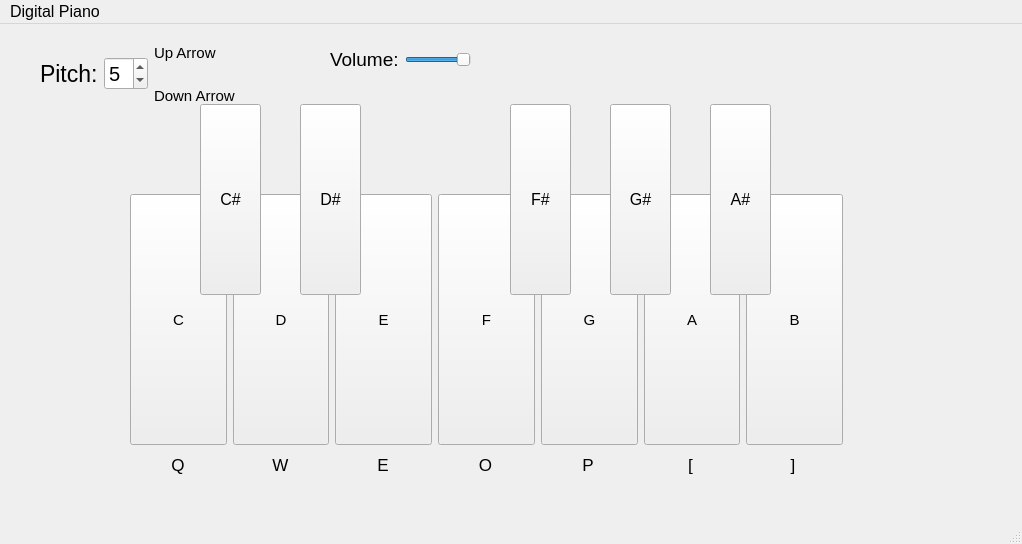
Qt form mainwindow.ui (bembek7/DigitalPiano) before a commit.
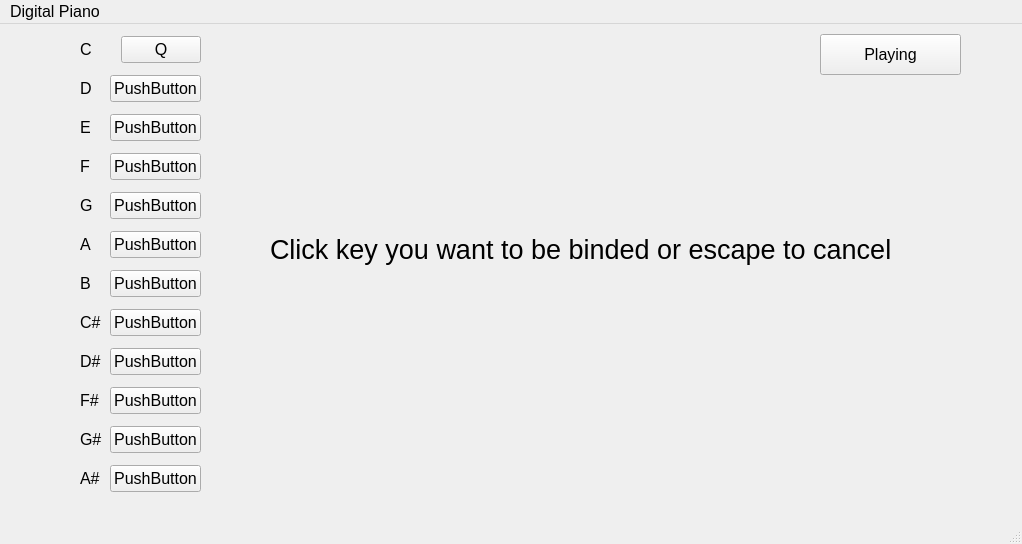
The same form after that commit.

```diff
--- a/mainwindow.ui
+++ b/mainwindow.ui
@@ -20,16 +20,19 @@
   </property>
   <widget class="QWidget" name="centralwidget">
    <widget class="QStackedWidget" name="stackedWidget">
+    <property name="enabled">
+     <bool>true</bool>
+    </property>
     <property name="geometry">
      <rect>
-      <x>10</x>
+      <x>0</x>
       <y>0</y>
       <width>1001</width>
-      <height>491</height>
+      <height>511</height>
      </rect>
     </property>
     <property name="currentIndex">
-     <number>0</number>
+     <number>1</number>
     </property>
     <widget class="QWidget" name="page">
      <widget class="QWidget" name="horizontalLayoutWidget_3">
@@ -77,9 +80,9 @@
      <widget class="QWidget" name="horizontalLayoutWidget_4">
       <property name="geometry">
        <rect>
-        <x>30</x>
-        <y>10</y>
-        <width>195</width>
+        <x>10</x>
+        <y>0</y>
+        <width>221</width>
         <height>80</height>
        </rect>
       </property>
@@ -123,7 +126,7 @@
           <widget class="QLabel" name="label_10">
            <property name="font">
             <font>
-             <pointsize>11</pointsize>
+             <pointsize>15</pointsize>
             </font>
            </property>
            <property name="text">
@@ -135,7 +138,7 @@
           <widget class="QLabel" name="label_11">
            <property name="font">
             <font>
-             <pointsize>11</pointsize>
+             <pointsize>15</pointsize>
             </font>
            </property>
            <property name="text">
@@ -480,7 +483,285 @@
       </property>
      </widget>
     </widget>
-    <widget class="QWidget" name="page_2"/>
+    <widget class="QWidget" name="BindingPage">
+     <widget class="QPushButton" name="SwitchToPlayingButton">
+      <property name="enabled">
+       <bool>true</bool>
+      </property>
+      <property name="geometry">
+       <rect>
+        <x>820</x>
+        <y>10</y>
+        <width>141</width>
+        <height>41</height>
+       </rect>
+      </property>
+      <property name="text">
+       <string>Playing</string>
+      </property>
+     </widget>
+     <widget class="QWidget" name="verticalLayoutWidget">
+      <property name="geometry">
+       <rect>
+        <x>80</x>
+        <y>6</y>
+        <width>121</width>
+        <height>471</height>
+       </rect>
+      </property>
+      <layout class="QVBoxLayout" name="verticalLayout_2">
+       <item>
+        <layout class="QHBoxLayout" name="horizontalLayout_5">
+         <item>
+          <widget class="QLabel" name="label_12">
+           <property name="text">
+            <string>C</string>
+           </property>
+          </widget>
+         </item>
+         <item>
+          <widget class="QPushButton" name="pushButton">
+           <property name="text">
+            <string>Q</string>
+           </property>
+          </widget>
+         </item>
+        </layout>
+       </item>
+       <item>
+        <layout class="QHBoxLayout" name="horizontalLayout_7">
+         <item>
+          <widget class="QLabel" name="label_14">
+           <property name="text">
+            <string>D</string>
+           </property>
+          </widget>
+         </item>
+         <item>
+          <widget class="QPushButton" name="pushButton_3">
+           <property name="text">
+            <string>PushButton</string>
+           </property>
+          </widget>
+         </item>
+        </layout>
+       </item>
+       <item>
+        <layout class="QHBoxLayout" name="horizontalLayout_8">
+         <item>
+          <widget class="QLabel" name="label_15">
+           <property name="text">
+            <string>E</string>
+           </property>
+          </widget>
+         </item>
+         <item>
+          <widget class="QPushButton" name="pushButton_4">
+           <property name="text">
+            <string>PushButton</string>
+           </property>
+          </widget>
+         </item>
+        </layout>
+       </item>
+       <item>
+        <layout class="QHBoxLayout" name="horizontalLayout_9">
+         <item>
+          <widget class="QLabel" name="label_16">
+           <property name="text">
+            <string>F</string>
+           </property>
+          </widget>
+         </item>
+         <item>
+          <widget class="QPushButton" name="pushButton_5">
+           <property name="text">
+            <string>PushButton</string>
+           </property>
+          </widget>
+         </item>
+        </layout>
+       </item>
+       <item>
+        <layout class="QHBoxLayout" name="horizontalLayout_10">
+         <item>
+          <widget class="QLabel" name="label_17">
+           <property name="enabled">
+            <bool>true</bool>
+           </property>
+           <property name="text">
+            <string>G</string>
+           </property>
+          </widget>
+         </item>
+         <item>
+          <widget class="QPushButton" name="pushButton_6">
+           <property name="text">
+            <string>PushButton</string>
+           </property>
+          </widget>
+         </item>
+        </layout>
+       </item>
+       <item>
+        <layout class="QHBoxLayout" name="horizontalLayout_11">
+         <item>
+          <widget class="QLabel" name="label_18">
+           <property name="enabled">
+            <bool>true</bool>
+           </property>
+           <property name="text">
+            <string>A</string>
+           </property>
+          </widget>
+         </item>
+         <item>
+          <widget class="QPushButton" name="pushButton_7">
+           <property name="text">
+            <string>PushButton</string>
+           </property>
+          </widget>
+         </item>
+        </layout>
+       </item>
+       <item>
+        <layout class="QHBoxLayout" name="horizontalLayout_12">
+         <item>
+          <widget class="QLabel" name="label_19">
+           <property name="text">
+            <string>B</string>
+           </property>
+          </widget>
+         </item>
+         <item>
+          <widget class="QPushButton" name="pushButton_8">
+           <property name="enabled">
+            <bool>true</bool>
+           </property>
+           <property name="text">
+            <string>PushButton</string>
+           </property>
+          </widget>
+         </item>
+        </layout>
+       </item>
+       <item>
+        <layout class="QHBoxLayout" name="horizontalLayout_13">
+         <item>
+          <widget class="QLabel" name="label_20">
+           <property name="text">
+            <string>C#</string>
+           </property>
+          </widget>
+         </item>
+         <item>
+          <widget class="QPushButton" name="pushButton_9">
+           <property name="text">
+            <string>PushButton</string>
+           </property>
+          </widget>
+         </item>
+        </layout>
+       </item>
+       <item>
+        <layout class="QHBoxLayout" name="horizontalLayout_17">
+         <item>
+          <widget class="QLabel" name="label_24">
+           <property name="text">
+            <string>D#</string>
+           </property>
+          </widget>
+         </item>
+         <item>
+          <widget class="QPushButton" name="pushButton_13">
+           <property name="text">
+            <string>PushButton</string>
+           </property>
+          </widget>
+         </item>
+        </layout>
+       </item>
+       <item>
+        <layout class="QHBoxLayout" name="horizontalLayout_14">
+         <item>
+          <widget class="QLabel" name="label_21">
+           <property name="text">
+            <string>F#</string>
+           </property>
+          </widget>
+         </item>
+         <item>
+          <widget class="QPushButton" name="pushButton_10">
+           <property name="text">
+            <string>PushButton</string>
+           </property>
+          </widget>
+         </item>
+        </layout>
+       </item>
+       <item>
+        <layout class="QHBoxLayout" name="horizontalLayout_15">
+         <item>
+          <widget class="QLabel" name="label_22">
+           <property name="text">
+            <string>G#</string>
+           </property>
+          </widget>
+         </item>
+         <item>
+          <widget class="QPushButton" name="pushButton_11">
+           <property name="text">
+            <string>PushButton</string>
+           </property>
+          </widget>
+         </item>
+        </layout>
+       </item>
+       <item>
+        <layout class="QHBoxLayout" name="horizontalLayout_16">
+         <item>
+          <widget class="QLabel" name="label_23">
+           <property name="text">
+            <string>A#</string>
+           </property>
+          </widget>
+         </item>
+         <item>
+          <widget class="QPushButton" name="pushButton_12">
+           <property name="text">
+            <string>PushButton</string>
+           </property>
+          </widget>
+         </item>
+        </layout>
+       </item>
+      </layout>
+     </widget>
+     <widget class="QLabel" name="KeyBindingInfo">
+      <property name="enabled">
+       <bool>true</bool>
+      </property>
+      <property name="geometry">
+       <rect>
+        <x>270</x>
+        <y>150</y>
+        <width>641</width>
+        <height>151</height>
+       </rect>
+      </property>
+      <property name="font">
+       <font>
+        <pointsize>20</pointsize>
+       </font>
+      </property>
+      <property name="text">
+       <string>Click key you want to be binded or escape to cancel</string>
+      </property>
+     </widget>
+     <zorder>KeyBindingInfo</zorder>
+     <zorder>SwitchToPlayingButton</zorder>
+     <zorder>verticalLayoutWidget</zorder>
+    </widget>
    </widget>
   </widget>
   <widget class="QMenuBar" name="menubar">
```
Left out of the diff: 15 changed lines with no effect on the pictures.
